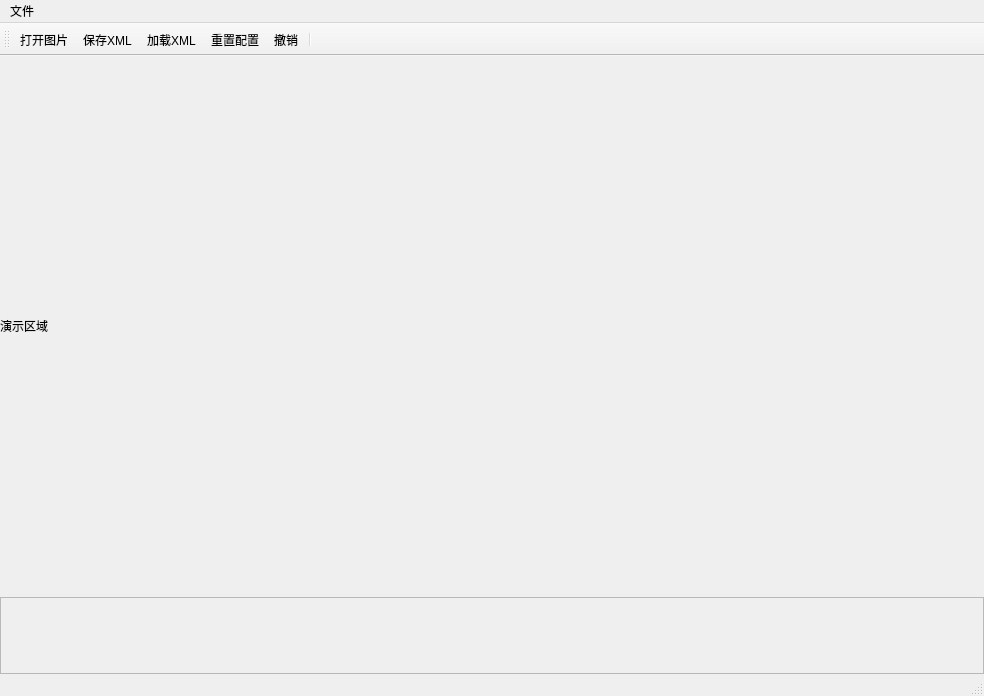
Above: mainwindow.ui from chxj1980/DrawPanel before the change. Below: the same form after it.
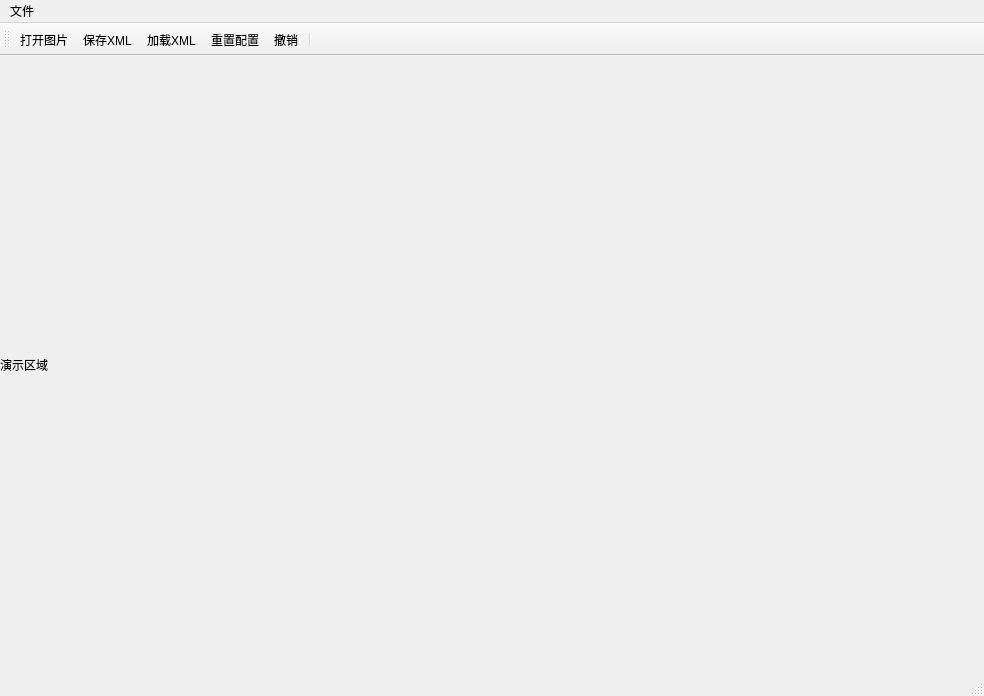
That is the form after the change. Icons and pictures are not drawn.

What changed in the file:
```diff
--- a/mainwindow.ui
+++ b/mainwindow.ui
@@ -37,7 +37,7 @@
      <number>0</number>
     </property>
     <item>
-     <layout class="QVBoxLayout" name="verticalLayout" stretch="7,1">
+     <layout class="QVBoxLayout" name="verticalLayout" stretch="7">
       <property name="spacing">
        <number>0</number>
       </property>
@@ -57,38 +57,6 @@
         </property>
        </widget>
       </item>
-      <item>
-       <widget class="QScrollArea" name="scrollArea">
-        <property name="mouseTracking">
-         <bool>true</bool>
-        </property>
-        <property name="verticalScrollBarPolicy">
-         <enum>Qt::ScrollBarAlwaysOff</enum>
-        </property>
-        <property name="horizontalScrollBarPolicy">
-         <enum>Qt::ScrollBarAlwaysOff</enum>
-        </property>
-        <property name="sizeAdjustPolicy">
-         <enum>QAbstractScrollArea::AdjustIgnored</enum>
-        </property>
-        <property name="widgetResizable">
-         <bool>true</bool>
-        </property>
-        <widget class="QWidget" name="scrollAreaWidgetContents">
-         <property name="geometry">
-          <rect>
-           <x>0</x>
-           <y>0</y>
-           <width>980</width>
-           <height>85</height>
-          </rect>
-         </property>
-         <property name="mouseTracking">
-          <bool>true</bool>
-         </property>
-        </widget>
-       </widget>
-      </item>
      </layout>
     </item>
    </layout>
```
